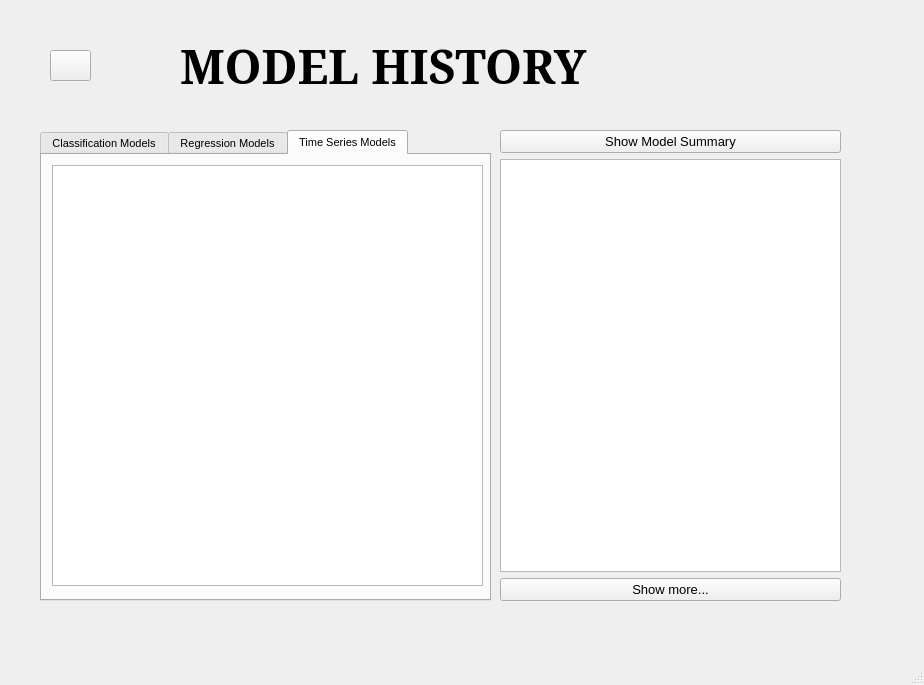
The window that guiv1.ui (ggrkp/projectv1) describes before a commit, drawn with Qt 5.
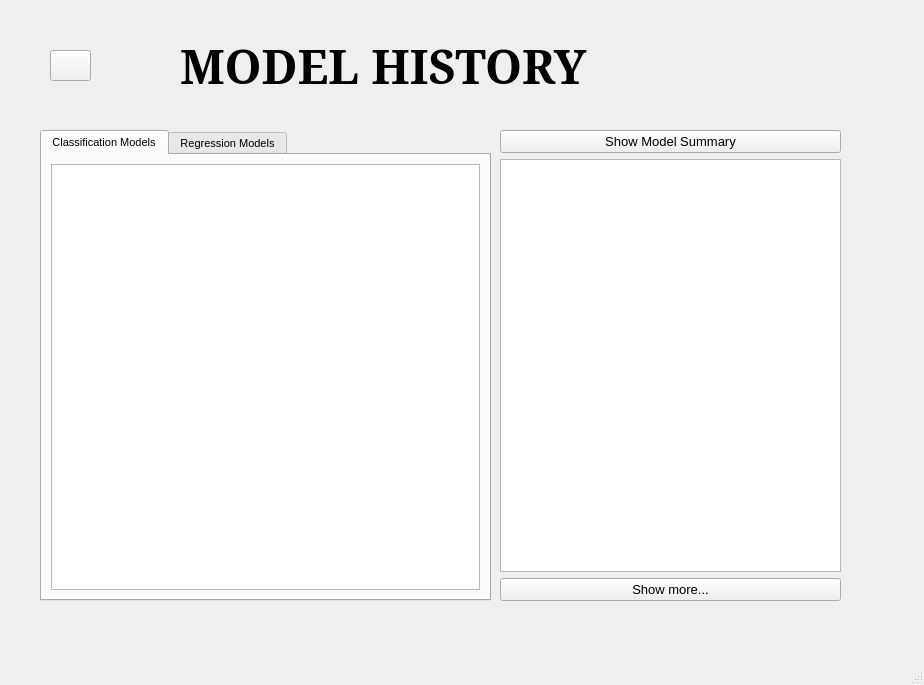
The same window after the commit. The open tabs and pages were chosen to show the change. Icons and pictures are not drawn.

```diff
--- a/guiv1.ui
+++ b/guiv1.ui
@@ -1349,7 +1349,7 @@
        <cursorShape>PointingHandCursor</cursorShape>
       </property>
       <property name="currentIndex">
-       <number>2</number>
+       <number>0</number>
       </property>
       <widget class="QWidget" name="tab">
        <attribute name="title">
@@ -1376,21 +1376,6 @@
         </property>
        </widget>
       </widget>
-      <widget class="QWidget" name="tab_3">
-       <attribute name="title">
-        <string>Time Series Models</string>
-       </attribute>
-       <widget class="QTableWidget" name="ts_table">
-        <property name="geometry">
-         <rect>
-          <x>10</x>
-          <y>10</y>
-          <width>431</width>
-          <height>421</height>
-         </rect>
-        </property>
-       </widget>
-      </widget>
      </widget>
      <widget class="QLabel" name="label_26">
       <property name="geometry">
```
Left out of the diff: 60 changed lines with no effect on the pictures.
